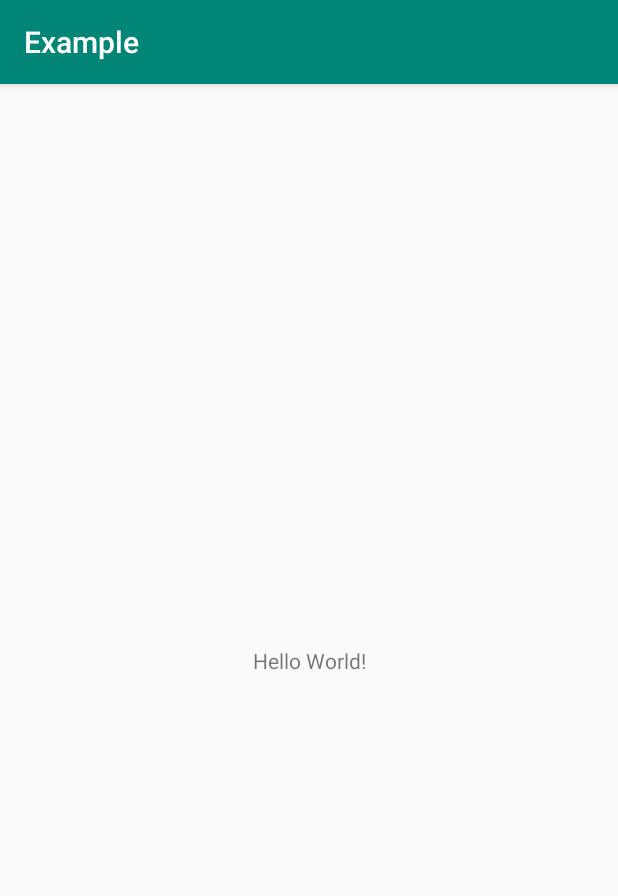
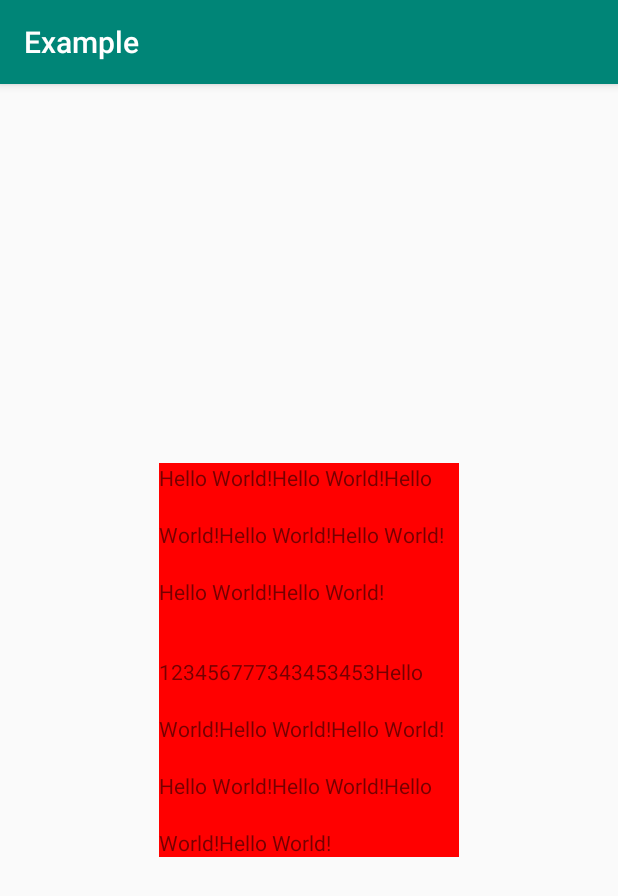
Before and after one commit to Thor-jelly/CommontUtils, an Android app: the screen it shows after launch (MainActivity), on a phone screen of 412 x 824 dp. Shown: the top 896 px of the screen. Run offline under Robolectric (Android 15) with nearby library versions, the phone set to English and light mode, and no system bars.

Commit message:
1、添加设置段间距 2、优化TextViewE代码

```diff
--- a/commonutils/build.gradle
+++ b/commonutils/build.gradle
@@ -7,8 +7,8 @@ android {
     defaultConfig {
         minSdkVersion 19
         targetSdkVersion 29
-        versionCode 6
-        versionName "1.0.6"
+        versionCode 7
+        versionName "1.0.7"
 
         testInstrumentationRunner "androidx.test.runner.AndroidJUnitRunner"
     }
--- a/commonutils/src/main/java/com/jelly/thor/commonutils/TextViewE.kt
+++ b/commonutils/src/main/java/com/jelly/thor/commonutils/TextViewE.kt
@@ -1,10 +1,13 @@
 package com.jelly.thor.commonutils
 
+import android.graphics.Canvas
+import android.graphics.Paint
 import android.graphics.Typeface
 import android.text.Spannable
 import android.text.SpannableStringBuilder
 import android.text.style.AbsoluteSizeSpan
 import android.text.style.ForegroundColorSpan
+import android.text.style.ReplacementSpan
 import android.text.style.StyleSpan
 import android.util.TypedValue
 import android.widget.TextView
@@ -72,18 +75,18 @@ fun TextView?.setMoreStyle(
     }
     val ssb = SpannableStringBuilder()
     itemArray.forEachIndexed { index, textBoldStyle ->
-        textBoldStyle?.let {
-            ssb.append(it.textStr)
+        textBoldStyle?.run {
+            ssb.append(textStr)
             val startI = if (index == 0) {
                 0
             } else {
-                ssb.length - it.textStr.length
+                ssb.length - textStr.length
             }
 
             //设置颜色
-            if (it.color != -1) {
+            if (color != -1) {
                 ssb.setSpan(
-                    ForegroundColorSpan(it.color),
+                    ForegroundColorSpan(color),
                     startI,
                     ssb.length,
                     Spannable.SPAN_INCLUSIVE_EXCLUSIVE
@@ -91,9 +94,9 @@ fun TextView?.setMoreStyle(
             }
 
             //设置粗细
-            if (it.style != Style.NO_SET) {
+            if (style != Style.NO_SET) {
                 ssb.setSpan(
-                    StyleSpan(it.style),
+                    StyleSpan(style),
                     startI,
                     ssb.length,
                     Spannable.SPAN_INCLUSIVE_EXCLUSIVE
@@ -101,11 +104,51 @@ fun TextView?.setMoreStyle(
             }
 
             //设置字体大小
-            if (it.textSize != -1) {
+            if (textSize != -1) {
                 ssb.setSpan(
-                    AbsoluteSizeSpan(it.textSize),
+                    AbsoluteSizeSpan(textSize),
                     startI,
                     ssb.length,
+                    Spannable.SPAN_INCLUSIVE_EXCLUSIVE
+                )
+            }
+
+            //设置段落高度
+            if (paragraphHeight != -1) {
+                ssb.setSpan(
+                    object : ReplacementSpan() {
+                        override fun getSize(
+                            paint: Paint,
+                            text: CharSequence?,
+                            start: Int,
+                            end: Int,
+                            fm: Paint.FontMetricsInt?
+                        ): Int {
+                            if (fm != null) {
+                                //return后宽度为0，因此实际空隙和段落开始在同一行，需要加上一行的高度
+                                fm.top = -paragraphHeight - paint.getFontMetricsInt(fm)
+                                fm.ascent = fm.top
+                                fm.bottom = 0
+                                fm.descent = fm.bottom
+                            }
+                            return 0
+                        }
+
+                        override fun draw(
+                            canvas: Canvas,
+                            text: CharSequence?,
+                            start: Int,
+                            end: Int,
+                            x: Float,
+                            top: Int,
+                            y: Int,
+                            bottom: Int,
+                            paint: Paint
+                        ) {
+                        }
+                    },
+                    startI,
+                    startI + 7,
                     Spannable.SPAN_INCLUSIVE_EXCLUSIVE
                 )
             }
--- a/commonutils/src/main/java/com/jelly/thor/commonutils/bean/TextMoreStyle.kt
+++ b/commonutils/src/main/java/com/jelly/thor/commonutils/bean/TextMoreStyle.kt
@@ -1,7 +1,6 @@
 package com.jelly.thor.commonutils.bean
 
 import com.jelly.thor.commonutils.annotation.Style
-
 
 /**
  * 类描述：textView 是否加粗样式<br/>
@@ -22,7 +21,8 @@ class TextMoreStyle private constructor(builder: Builder) {
     var style: Int = builder.style
         private set
 
-
+    var paragraphHeight: Int = builder.paragraphHeight
+        private set
 
     companion object {
         @JvmStatic
@@ -48,6 +48,12 @@ class TextMoreStyle private constructor(builder: Builder) {
             private set
 
         /**
+         * 段落高度设置为-1  不设置
+         */
+        var paragraphHeight: Int = -1
+            private set
+
+        /**
          * 字体粗细样式
          */
         @Style
@@ -61,19 +67,27 @@ class TextMoreStyle private constructor(builder: Builder) {
         /**
          * 传入px
          */
-        fun setTextSize(textSize: Int): Builder {
+        fun setTextSize(textSize: Int): Builder = apply {
             this.textSize = textSize
-            return this
         }
 
-        fun setTextColor(color: Int): Builder {
+        fun setTextColor(color: Int): Builder = apply {
             this.color = color
-            return this
         }
 
-        fun setTextStyle(@Style style: Int): Builder {
+        fun setTextStyle(@Style style: Int): Builder = apply {
             this.style = style
-            return this
+        }
+
+        /**
+         * 传入px，设置段间距值 = 需要的段间距 - 行间距
+         * 最好设置文本时候开头加入[space]确认段开始位置替换
+         */
+        fun setParagraphHeight(paragraphHeight: Int): Builder = apply {
+            if (!textStr.startsWith("[space]")) {
+                this.textStr = "[space]$textStr"
+            }
+            this.paragraphHeight = paragraphHeight
         }
 
         fun build(): TextMoreStyle {
--- a/example/src/main/java/com/jelly/thor/example/MainActivity.kt
+++ b/example/src/main/java/com/jelly/thor/example/MainActivity.kt
@@ -3,10 +3,9 @@ package com.jelly.thor.example
 import androidx.appcompat.app.AppCompatActivity
 import android.os.Bundle
 import android.util.Log
-import com.jelly.thor.commonutils.ActivityUtils
-import com.jelly.thor.commonutils.no
-import com.jelly.thor.commonutils.otherwise
-import com.jelly.thor.commonutils.yes
+import com.jelly.thor.commonutils.*
+import com.jelly.thor.commonutils.bean.TextMoreStyle
+import kotlinx.android.synthetic.main.activity_main.*
 
 class MainActivity : AppCompatActivity() {
 
@@ -15,6 +14,19 @@ class MainActivity : AppCompatActivity() {
     override fun onCreate(savedInstanceState: Bundle?) {
         super.onCreate(savedInstanceState)
         setContentView(R.layout.activity_main)
+
+        tv.setMoreStyle(
+            TextMoreStyle
+                .builder("Hello World!Hello World!Hello World!Hello World!Hello World!Hello World!Hello World!\n")
+                .build(),
+            TextMoreStyle
+                .builder("123456777343453453")
+                .setParagraphHeight(12.dp2px(this))
+                .build(),
+            TextMoreStyle
+                .builder("Hello World!Hello World!Hello World!Hello World!Hello World!Hello World!Hello World!")
+                .build()
+        )
 
         val otherwise = true.yes {
             Log.d("123===", "true")
--- a/example/src/main/res/layout/activity_main.xml
+++ b/example/src/main/res/layout/activity_main.xml
@@ -7,12 +7,15 @@
     tools:context=".MainActivity">
 
     <TextView
-        android:layout_width="wrap_content"
+        android:id="@+id/tv"
+        android:layout_width="200dp"
+        android:background="#f00"
         android:layout_height="wrap_content"
-        android:text="Hello World!"
+        android:lineSpacingExtra="22dp"
         app:layout_constraintBottom_toBottomOf="parent"
         app:layout_constraintLeft_toLeftOf="parent"
         app:layout_constraintRight_toRightOf="parent"
-        app:layout_constraintTop_toTopOf="parent" />
+        app:layout_constraintTop_toTopOf="parent"
+        tools:text="Hello World!Hello World!Hello World!Hello World!Hello World!Hello World!Hello World!\n123456777343453453" />
 
 </androidx.constraintlayout.widget.ConstraintLayout>
```
Also changed, not shown: 1 other file.
